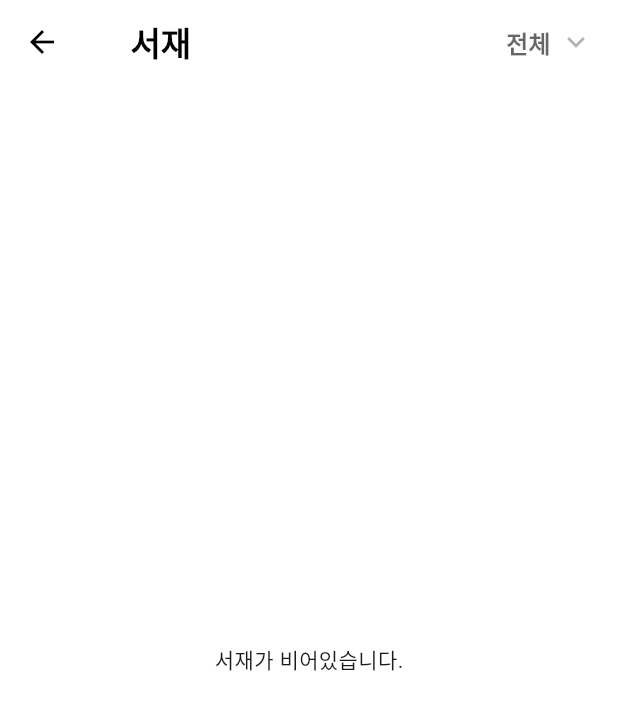
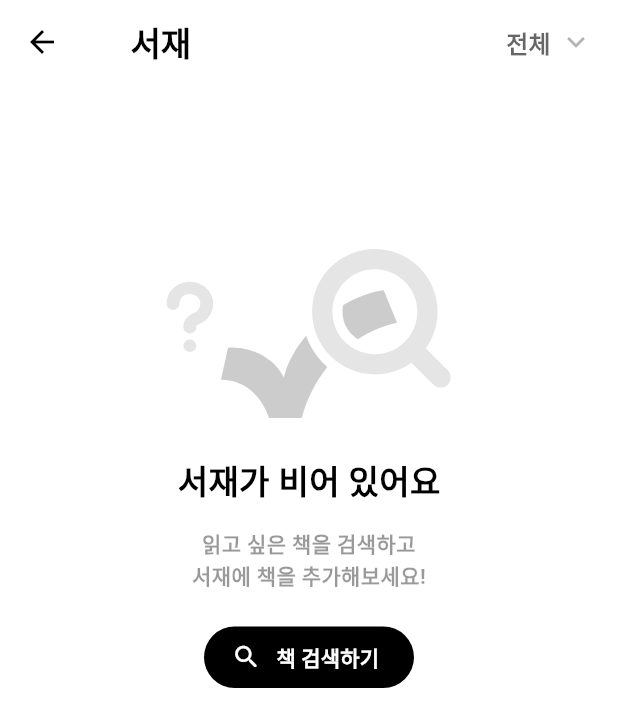
Before and after one commit to mamemomif/Chack, a Flutter app: the BookshelfScreen screen opened directly with empty values, on a phone screen of 412 x 824 dp. Shown: the top 727 px of the screen. Run offline on Flutter 3.47's test engine with Material 3 defaults, Android fonts, the phone set to English and light mode, and no system bars; our stand-ins replace cloud_firestore, device_info_plus, firebase_auth, firebase_core, firebase_storage, flutter_dotenv and 9 more; accounts and stored records are empty; Roboto replaces fonts that are missing (SUITE).

Commit message:
feat: add empty bookshelf UI to bookshelf screen

```diff
--- a/lib/constants/icons.dart
+++ b/lib/constants/icons.dart
@@ -15,4 +15,6 @@ class AppIcons {
   static const String bookAddIcon = 'assets/images/book_add.svg';
   static const String bookDeleteIcon = 'assets/images/book_delete.svg';
   static const String bookReportIcon = 'assets/images/book_report.svg';
+  static const String emptyBookshelfIcon =
+      'assets/images/empty_bookshelf_icon.svg';
 }
--- a/lib/screens/bookshelf_screen.dart
+++ b/lib/screens/bookshelf_screen.dart
@@ -1,11 +1,14 @@
 import 'package:flutter/material.dart';
+import 'package:flutter_svg/flutter_svg.dart';
 import '../services/bookshelf_service.dart';
 import '../services/book_search_service.dart'; // ISBN 검색 서비스
 import '../models/bookshelf_model.dart';
 import '../components/bookshelf_book_card.dart';
 import '../components/filter_bottom_sheet.dart';
 import '../screens/book_detail_screen.dart';
+import '../screens/search/search_screen.dart';
 import '../constants/colors.dart';
+import '../constants/icons.dart';
 import '../constants/text_styles.dart';
 
 class BookshelfScreen extends StatefulWidget {
@@ -22,7 +25,8 @@ class BookshelfScreen extends StatefulWidget {
 
 class _BookshelfScreenState extends State<BookshelfScreen> {
   final BookshelfService _bookshelfService = BookshelfService();
-  final BookSearchService _bookSearchService = BookSearchService(); // ISBN 검색 서비스
+  final BookSearchService _bookSearchService =
+      BookSearchService(); // ISBN 검색 서비스
   final List<String> _filterOptions = ['전체', '읽기 전', '읽는 중', '다 읽음'];
   String _selectedFilter = '전체';
 
@@ -44,10 +48,12 @@ class _BookshelfScreenState extends State<BookshelfScreen> {
     );
   }
 
-  Future<void> _navigateToDetail(BuildContext context, BookshelfBook book) async {
+  Future<void> _navigateToDetail(
+      BuildContext context, BookshelfBook book) async {
     try {
       // ISBN으로 책 설명 검색
-      final bookSearchResult = await _bookSearchService.searchBookByISBN(book.isbn);
+      final bookSearchResult =
+          await _bookSearchService.searchBookByISBN(book.isbn);
 
       if (bookSearchResult != null) {
         Navigator.push(
@@ -135,7 +141,79 @@ class _BookshelfScreenState extends State<BookshelfScreen> {
               : books.where((book) => book.status == _selectedFilter).toList();
 
           if (filteredBooks.isEmpty) {
-            return const Center(child: Text('서재가 비어있습니다.'));
+            return Center(
+                child: Column(
+              children: [
+                const SizedBox(height: 110),
+                SvgPicture.asset(
+                  AppIcons.emptyBookshelfIcon,
+                  width: 190,
+                  colorFilter: const ColorFilter.mode(
+                    AppColors.primary,
+                    BlendMode.srcIn,
+                  ),
+                ),
+                const SizedBox(height: 25),
+                const Text(
+                  '서재가 비어 있어요',
+                  style: AppTextStyles.titleStyle,
+                ),
+                const SizedBox(height: 15),
+                Text(
+                  '읽고 싶은 책을 검색하고\n서재에 책을 추가해보세요!',
+                  textAlign: TextAlign.center,
+                  style: TextStyle(
+                    height: 1.4,
+                    fontWeight: FontWeight.w600,
+                    color: Colors.black.withOpacity(0.4),
+                  ),
+                ),
+                const SizedBox(height: 20),
+                SizedBox(
+                  width: 140,
+                  child: ElevatedButton(
+                    onPressed: () {
+                      Navigator.push(
+                        context,
+                        MaterialPageRoute(
+                          builder: (context) => SearchScreen(
+                            userId: widget.userId, // userId 전달
+                          ),
+                        ),
+                      );
+                    },
+                    style: ElevatedButton.styleFrom(
+                        foregroundColor: Colors.white,
+                        backgroundColor: Colors.black,
+                        shape: RoundedRectangleBorder(
+                          borderRadius: BorderRadius.circular(30),
+                        ),
+                        elevation: 0,
+                        padding: const EdgeInsets.symmetric(
+                            vertical: 10, horizontal: 0)),
+                    child: const Row(
+                      mainAxisAlignment: MainAxisAlignment.center,
+                      children: [
+                        Icon(
+                          Icons.search_rounded,
+                          size: 20,
+                          color: Colors.white,
+                        ),
+                        SizedBox(width: 10),
+                        Text(
+                          '책 검색하기',
+                          style: TextStyle(
+                            fontSize: 14,
+                            fontWeight: FontWeight.w700,
+                          ),
+                        ),
+                        SizedBox(width: 5)
+                      ],
+                    ),
+                  ),
+                ),
+              ],
+            ));
           }
 
           return Padding(
```
Also changed, not shown: assets/images/empty_bookshelf_icon.svg (added).
